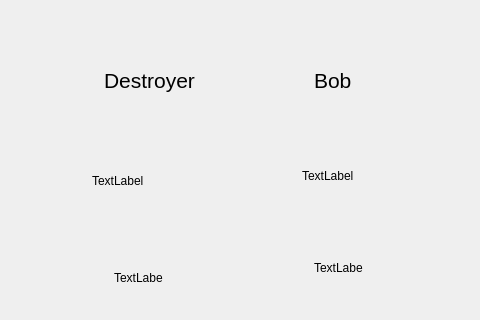
Qt form itemshopwindow.ui (bobelmasry/GeometryDashQT) before a commit; both pictures show x 176 to 656 and y 0 to 320 of the 656 by 429 pixel window.
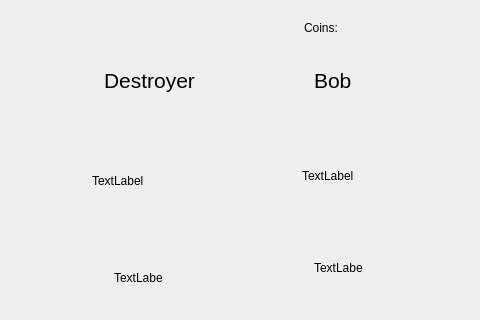
The same form after that commit.

Commit message: added num of coins to top of screen

Patch:
```diff
--- a/itemshopwindow.ui
+++ b/itemshopwindow.ui
@@ -210,6 +210,32 @@
     <string/>
    </property>
   </widget>
+  <widget class="QLabel" name="label_4">
+   <property name="geometry">
+    <rect>
+     <x>480</x>
+     <y>20</y>
+     <width>49</width>
+     <height>16</height>
+    </rect>
+   </property>
+   <property name="text">
+    <string>Coins:</string>
+   </property>
+  </widget>
+  <widget class="QLabel" name="coinLabel">
+   <property name="geometry">
+    <rect>
+     <x>540</x>
+     <y>20</y>
+     <width>49</width>
+     <height>16</height>
+    </rect>
+   </property>
+   <property name="text">
+    <string/>
+   </property>
+  </widget>
  </widget>
  <resources/>
  <connections/>
```
The commit also changes 1 other file.
